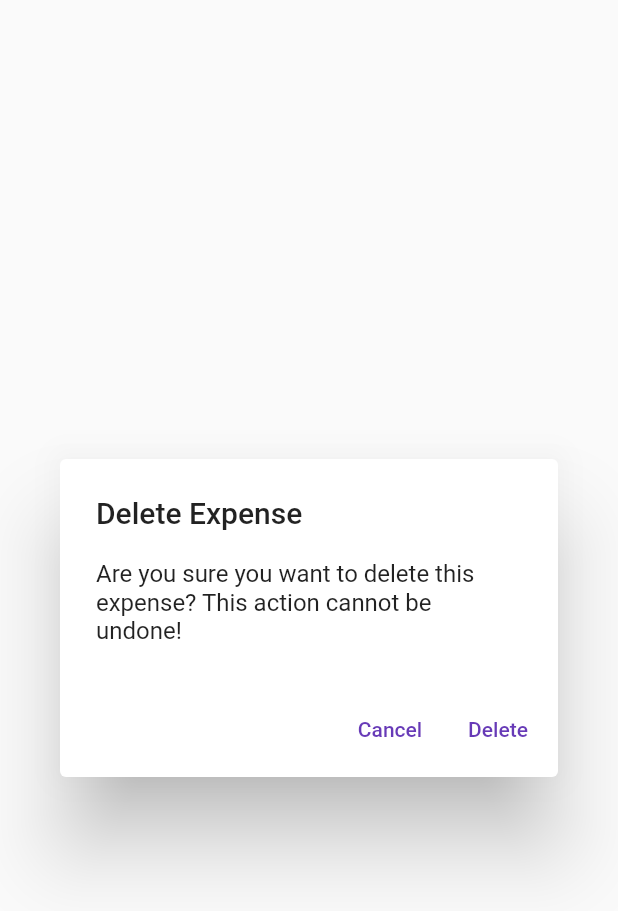
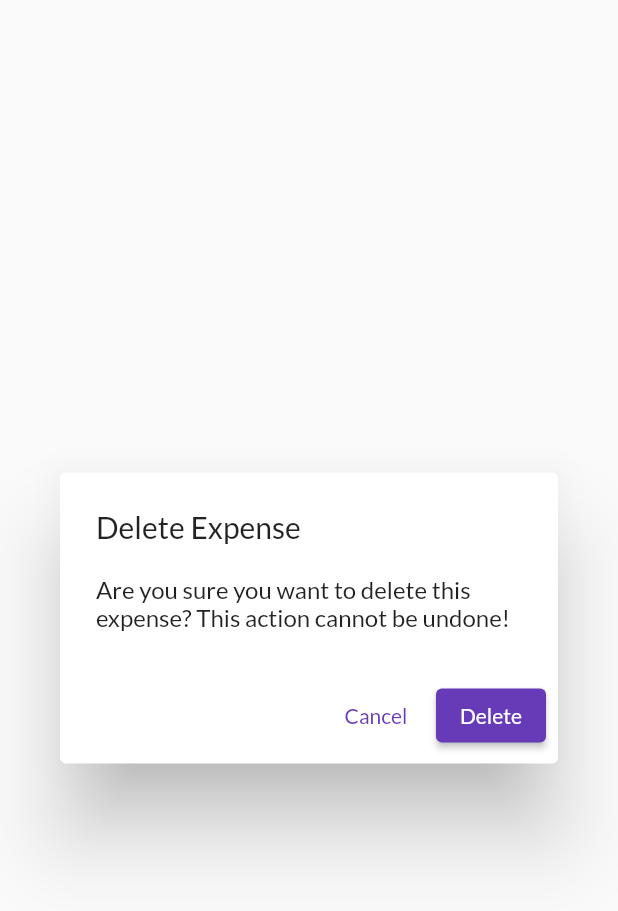
Before and after one commit to TheAkash2002/Budget-Manager-Revamped, a Flutter app: the DeleteExpenseDialog widget shown alone on an empty page, opened directly, on a phone screen of 412 x 824 dp. Shown: the top 911 px of the screen. Run offline on Flutter 3.47's test engine with Material 2 defaults, Android fonts, the phone set to English and light mode, and no system bars; our stand-ins replace cloud_firestore, firebase_auth, firebase_core, flutter_local_notifications, get, google_fonts and 2 more; accounts and stored records are empty; generated files the repository leaves out were written again; network calls fail.

Commit message:
Improved Font, Buttons, Toast

```diff
--- a/lib/ui/confirm_insert_without_target_dialog.dart
+++ b/lib/ui/confirm_insert_without_target_dialog.dart
@@ -14,7 +14,7 @@ class ConfirmInsertWithoutTargetDialog extends StatelessWidget {
           child: const Text('No'),
           onPressed: () => Navigator.of(context).pop(false),
         ),
-        TextButton(
+        ElevatedButton(
           child: const Text('Yes'),
           onPressed: () => Navigator.of(context).pop(true),
         ),
--- a/lib/ui/delete_expense_dialog.dart
+++ b/lib/ui/delete_expense_dialog.dart
@@ -14,7 +14,7 @@ class DeleteExpenseDialog extends StatelessWidget {
           child: const Text('Cancel'),
           onPressed: () => Navigator.of(context).pop(false),
         ),
-        TextButton(
+        ElevatedButton(
           child: const Text('Delete'),
           onPressed: () => Navigator.of(context).pop(true),
         ),
--- a/lib/ui/delete_target_dialog.dart
+++ b/lib/ui/delete_target_dialog.dart
@@ -14,7 +14,7 @@ class DeleteTargetDialog extends StatelessWidget {
           child: const Text('Cancel'),
           onPressed: () => Navigator.of(context).pop(false),
         ),
-        TextButton(
+        ElevatedButton(
           child: const Text('Delete'),
           onPressed: () => Navigator.of(context).pop(true),
         ),
--- a/lib/ui/home_page.dart
+++ b/lib/ui/home_page.dart
@@ -175,7 +175,7 @@ class ExpenseDetailsDialog extends StatelessWidget {
         ],
       ),
       actions: <Widget>[
-        TextButton(
+        ElevatedButton(
           child: const Text('Dismiss'),
           onPressed: () => Navigator.of(context).pop(),
         ),
--- a/lib/ui/insert_edit_expense_dialog.dart
+++ b/lib/ui/insert_edit_expense_dialog.dart
@@ -116,7 +116,7 @@ class InsertEditExpenseDialog extends StatelessWidget {
             child: const Text('Cancel'),
             onPressed: () => Navigator.of(context).pop(false),
           ),
-          TextButton(
+          ElevatedButton(
             child: const Text('Submit'),
             onPressed: () => (mode == ExpenseDialogMode.insert
                 ? _.createExpense(context, mode)
```
Also changed, not shown: lib/main.dart (+10 -3 lines), pubspec.lock.
